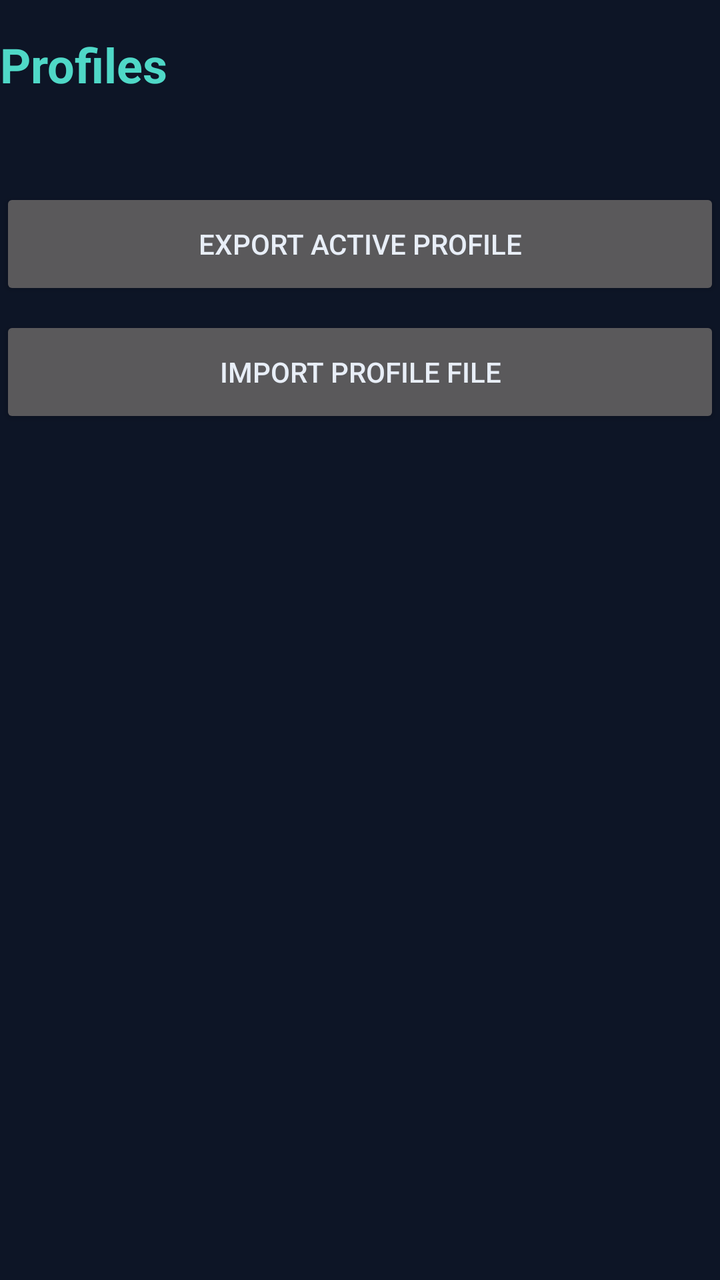
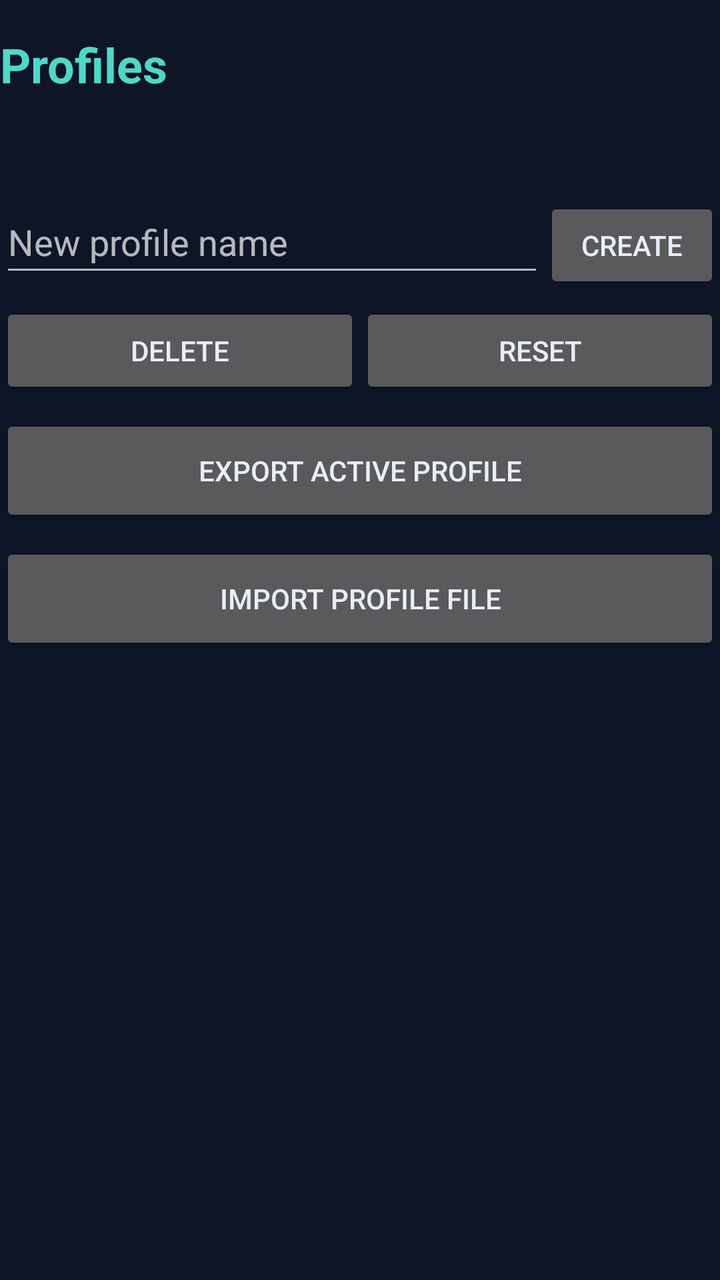

Screens rendered from an Android XML layout before and after an edit, with the pre-edit source and the edit as a unified diff.
<!-- AndroidManifest.xml: application theme Theme.Xykell -->
<!-- res/layout/fragment_profiles.xml -->
<?xml version="1.0" encoding="utf-8"?>
<LinearLayout xmlns:android="http://schemas.android.com/apk/res/android"
    android:orientation="vertical"
    android:layout_width="match_parent"
    android:layout_height="wrap_content">

    <TextView
        android:id="@+id/profiles_title"
        android:layout_width="wrap_content"
        android:layout_height="wrap_content"
        android:textSize="24sp"
        android:textStyle="bold"
        android:textColor="@color/xykell_accent"
        android:layout_marginTop="16dp"
        android:text="Profiles" />

    <TextView
        android:id="@+id/profiles_body"
        android:layout_width="match_parent"
        android:layout_height="wrap_content"
        android:textSize="16sp"
        android:textColor="@color/xykell_text"
        android:lineSpacingExtra="4dp"
        android:layout_marginTop="12dp" />

    <Button
        android:id="@+id/profiles_export"
        android:layout_width="match_parent"
        android:layout_height="56dp"
        android:layout_marginTop="12dp"
        android:minHeight="56dp"
        android:text="Export active profile" />

    <Button
        android:id="@+id/profiles_import"
        android:layout_width="match_parent"
        android:layout_height="56dp"
        android:layout_marginTop="8dp"
        android:minHeight="56dp"
        android:text="Import profile file" />

    <TextView
        android:id="@+id/profiles_status"
        android:layout_width="match_parent"
        android:layout_height="wrap_content"
        android:textSize="14sp"
        android:textColor="@color/xykell_muted"
        android:layout_marginTop="8dp" />

</LinearLayout>
<!-- resources referenced by this layout -->
<resources>
  <color name="xykell_accent">#4FD8C7</color>
  <color name="xykell_muted">#8A97AD</color>
  <color name="xykell_text">#E8EEF7</color>
  <style name="Theme.Xykell" parent="Theme.AppCompat.NoActionBar">
          <item name="android:windowBackground">@color/xykell_bg</item>
          <item name="android:textColor">@color/xykell_text</item>
          <item name="colorAccent">@color/xykell_accent</item>
      </style>
  <color name="xykell_bg">#0D1526</color>
</resources>

<!-- the commit's change to res/layout/fragment_profiles.xml (unified diff, before → after) -->
@@ -12,24 +12,79 @@
         android:textStyle="bold"
         android:textColor="@color/xykell_accent"
         android:layout_marginTop="16dp"
-        android:text="Profiles" />
+        android:text="@string/profiles_title"
+        android:contentDescription="@string/profiles_title" />
 
     <TextView
         android:id="@+id/profiles_body"
         android:layout_width="match_parent"
         android:layout_height="wrap_content"
-        android:textSize="16sp"
-        android:textColor="@color/xykell_text"
-        android:lineSpacingExtra="4dp"
-        android:layout_marginTop="12dp" />
+        android:textSize="14sp"
+        android:textColor="@color/xykell_muted"
+        android:layout_marginTop="8dp" />
+
+    <LinearLayout
+        android:id="@+id/profiles_rows"
+        android:orientation="vertical"
+        android:layout_width="match_parent"
+        android:layout_height="wrap_content"
+        android:layout_marginTop="8dp" />
+
+    <LinearLayout
+        android:orientation="horizontal"
+        android:layout_width="match_parent"
+        android:layout_height="wrap_content"
+        android:layout_marginTop="12dp">
+
+        <EditText
+            android:id="@+id/profiles_new_name"
+            android:layout_width="0dp"
+            android:layout_height="wrap_content"
+            android:layout_weight="1"
+            android:hint="@string/profiles_name_hint"
+            android:inputType="text"
+            android:importantForAutofill="no"
+            android:maxLines="1"
+            android:minHeight="48dp" />
+
+        <Button
+            android:id="@+id/profiles_create"
+            android:layout_width="wrap_content"
+            android:layout_height="wrap_content"
+            android:minHeight="48dp"
+            android:text="@string/profiles_create" />
+    </LinearLayout>
+
+    <LinearLayout
+        android:orientation="horizontal"
+        android:layout_width="match_parent"
+        android:layout_height="wrap_content"
+        android:layout_marginTop="8dp">
+
+        <Button
+            android:id="@+id/profiles_delete"
+            android:layout_width="0dp"
+            android:layout_height="wrap_content"
+            android:layout_weight="1"
+            android:minHeight="48dp"
+            android:text="@string/profiles_delete" />
+
+        <Button
+            android:id="@+id/profiles_reset"
+            android:layout_width="0dp"
+            android:layout_height="wrap_content"
+            android:layout_weight="1"
+            android:minHeight="48dp"
+            android:text="@string/profiles_reset" />
+    </LinearLayout>
 
     <Button
         android:id="@+id/profiles_export"
         android:layout_width="match_parent"
         android:layout_height="56dp"
-        android:layout_marginTop="12dp"
+        android:layout_marginTop="8dp"
         android:minHeight="56dp"
-        android:text="Export active profile" />
+        android:text="@string/profiles_export" />
 
     <Button
         android:id="@+id/profiles_import"
@@ -37,7 +92,7 @@
         android:layout_height="56dp"
         android:layout_marginTop="8dp"
         android:minHeight="56dp"
-        android:text="Import profile file" />
+        android:text="@string/profiles_import" />
 
     <TextView
         android:id="@+id/profiles_status"
<!-- resource entries referenced after the edit -->
@@ -2,12 +2,19 @@
 <resources>
   <color name="xykell_accent">#4FD8C7</color>
   <color name="xykell_muted">#8A97AD</color>
-  <color name="xykell_text">#E8EEF7</color>
+  <string name="profiles_create">CREATE</string>
+  <string name="profiles_delete">DELETE</string>
+  <string name="profiles_export">Export active profile</string>
+  <string name="profiles_import">Import profile file</string>
+  <string name="profiles_name_hint">New profile name</string>
+  <string name="profiles_reset">RESET</string>
+  <string name="profiles_title">Profiles</string>
   <style name="Theme.Xykell" parent="Theme.AppCompat.NoActionBar">
           <item name="android:windowBackground">@color/xykell_bg</item>
           <item name="android:textColor">@color/xykell_text</item>
           <item name="colorAccent">@color/xykell_accent</item>
       </style>
   <color name="xykell_bg">#0D1526</color>
+  <color name="xykell_text">#E8EEF7</color>
 </resources>
 
